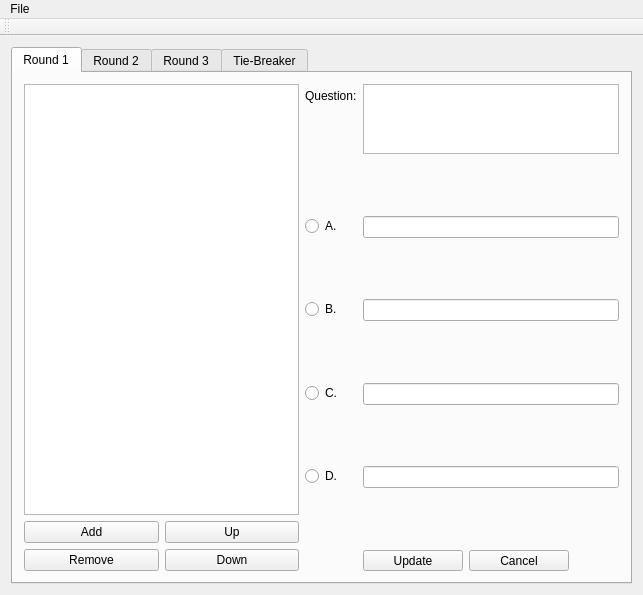
Old version of the form src/question_editor/question_editor.ui in the repository trigger-happy/Cerberus.
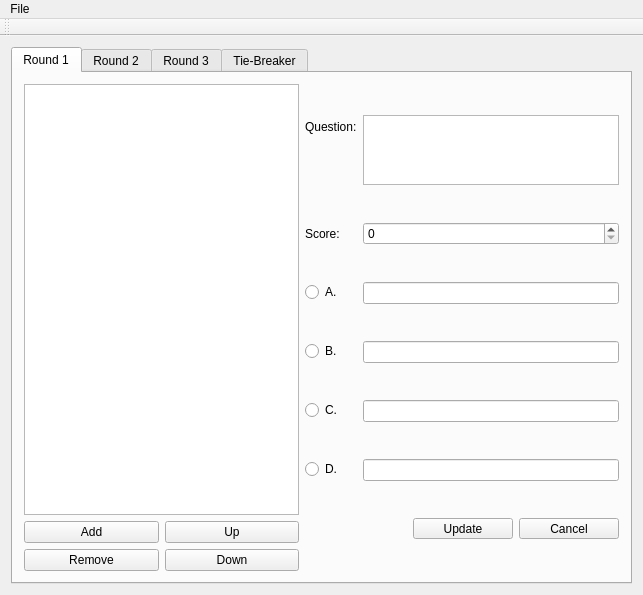
New version of the form.

Commit message: Modified ui to also allow input of scores for each question.

What changed in the file:
```diff
--- a/src/question_editor/question_editor.ui
+++ b/src/question_editor/question_editor.ui
@@ -78,6 +78,12 @@
           </property>
           <item row="0" column="0">
            <widget class="QLabel" name="label">
+            <property name="minimumSize">
+             <size>
+              <width>0</width>
+              <height>0</height>
+             </size>
+            </property>
             <property name="text">
              <string>Question:</string>
             </property>
@@ -96,19 +102,6 @@
             </property>
            </widget>
           </item>
-          <item row="1" column="1">
-           <spacer name="verticalSpacer">
-            <property name="orientation">
-             <enum>Qt::Vertical</enum>
-            </property>
-            <property name="sizeHint" stdset="0">
-             <size>
-              <width>20</width>
-              <height>40</height>
-             </size>
-            </property>
-           </spacer>
-          </item>
           <item row="2" column="0">
            <widget class="QRadioButton" name="radioButton">
             <property name="text">
@@ -119,90 +112,51 @@
           <item row="2" column="1">
            <widget class="QLineEdit" name="lineEdit"/>
           </item>
-          <item row="3" column="1">
-           <spacer name="verticalSpacer_2">
-            <property name="orientation">
-             <enum>Qt::Vertical</enum>
-            </property>
-            <property name="sizeHint" stdset="0">
-             <size>
-              <width>20</width>
-              <height>40</height>
-             </size>
-            </property>
-           </spacer>
-          </item>
-          <item row="4" column="0">
+          <item row="3" column="0">
            <widget class="QRadioButton" name="radioButton_2">
             <property name="text">
              <string>B.</string>
             </property>
            </widget>
           </item>
-          <item row="4" column="1">
+          <item row="3" column="1">
            <widget class="QLineEdit" name="lineEdit_2"/>
           </item>
-          <item row="5" column="1">
-           <spacer name="verticalSpacer_3">
-            <property name="orientation">
-             <enum>Qt::Vertical</enum>
-            </property>
-            <property name="sizeHint" stdset="0">
-             <size>
-              <width>20</width>
-              <height>40</height>
-             </size>
-            </property>
-           </spacer>
-          </item>
-          <item row="6" column="0">
+          <item row="4" column="0">
            <widget class="QRadioButton" name="radioButton_4">
             <property name="text">
              <string>C.</string>
             </property>
            </widget>
           </item>
-          <item row="6" column="1">
+          <item row="4" column="1">
            <widget class="QLineEdit" name="lineEdit_3"/>
           </item>
-          <item row="7" column="1">
-           <spacer name="verticalSpacer_4">
-            <property name="orientation">
-             <enum>Qt::Vertical</enum>
-            </property>
-            <property name="sizeHint" stdset="0">
-             <size>
-              <width>20</width>
-              <height>40</height>
-             </size>
-            </property>
-           </spacer>
-          </item>
-          <item row="8" column="0">
+          <item row="5" column="0">
            <widget class="QRadioButton" name="radioButton_5">
             <property name="text">
              <string>D.</string>
             </property>
            </widget>
           </item>
-          <item row="8" column="1">
+          <item row="5" column="1">
            <widget class="QLineEdit" name="lineEdit_4"/>
           </item>
-          <item row="9" column="1">
-           <spacer name="verticalSpacer_5">
-            <property name="orientation">
-             <enum>Qt::Vertical</enum>
-            </property>
-            <property name="sizeHint" stdset="0">
-             <size>
-              <width>20</width>
-              <height>40</height>
-             </size>
-            </property>
-           </spacer>
-          </item>
-          <item row="10" column="1">
+          <item row="6" column="1">
            <layout class="QHBoxLayout" name="horizontalLayout_3">
+            <item>
+             <spacer name="horizontalSpacer">
+              <property name="orientation">
+               <enum>Qt::Horizontal</enum>
+              </property>
+              <property name="sizeHint" stdset="0">
+               <size>
+                <width>40</width>
+                <height>20</height>
+               </size>
+              </property>
+             </spacer>
+            </item>
             <item>
              <widget class="QToolButton" name="toolButton">
               <property name="minimumSize">
@@ -237,6 +191,26 @@
             </item>
            </layout>
           </item>
+          <item row="1" column="1">
+           <widget class="QSpinBox" name="spinBox_3">
+            <property name="sizePolicy">
+             <sizepolicy hsizetype="Expanding" vsizetype="Fixed">
+              <horstretch>0</horstretch>
+              <verstretch>0</verstretch>
+             </sizepolicy>
+            </property>
+           </widget>
+          </item>
+          <item row="1" column="0">
+           <widget class="QLabel" name="label_7">
+            <property name="text">
+             <string>Score:</string>
+            </property>
+            <property name="buddy">
+             <cstring>spinBox_3</cstring>
+            </property>
+           </widget>
+          </item>
          </layout>
         </item>
        </layout>
```
Left out of the diff: 300 changed lines with no effect on the pictures.
